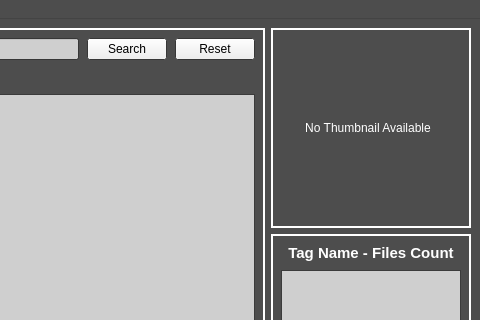
Qt form main_window.ui (8Haze/File_Tagger) before a commit; both pictures show x 720 to 1200 and y 0 to 320 of the 1200 by 800 pixel window.
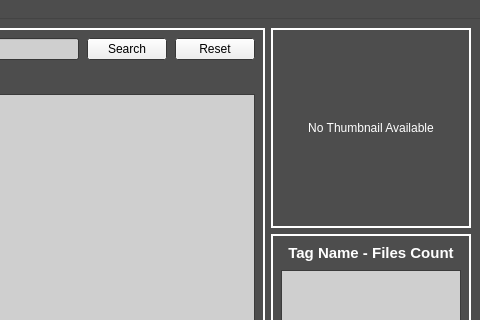
The same form after that commit.

What changed in the file:
```diff
--- a/main_window.ui
+++ b/main_window.ui
@@ -597,7 +597,7 @@
          <property name="midLineWidth">
           <number>2</number>
          </property>
-         <layout class="QVBoxLayout" name="verticalLayout_3">
+         <layout class="QHBoxLayout" name="horizontalLayout_2">
           <property name="spacing">
            <number>0</number>
           </property>
```
